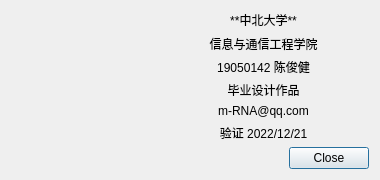
First picture: the form in about.ui, repository m-RNA/TemperatureSelfCorrectionBasedOnQtSerial, before the edit.
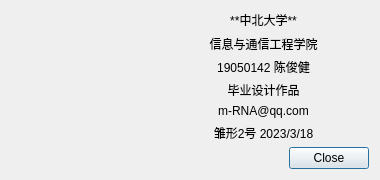
Second picture: the form after the edit. Icons and pictures are not drawn.

Commit message: 标签：可以说目前已完成任务书对上位机的基本要求

```diff
--- a/about.ui
+++ b/about.ui
@@ -121,7 +121,7 @@
      <item>
       <widget class="QLabel" name="label_3">
        <property name="text">
-        <string>验证 2022/12/21</string>
+        <string>雏形2号 2023/3/18</string>
        </property>
        <property name="alignment">
         <set>Qt::AlignCenter</set>
```
